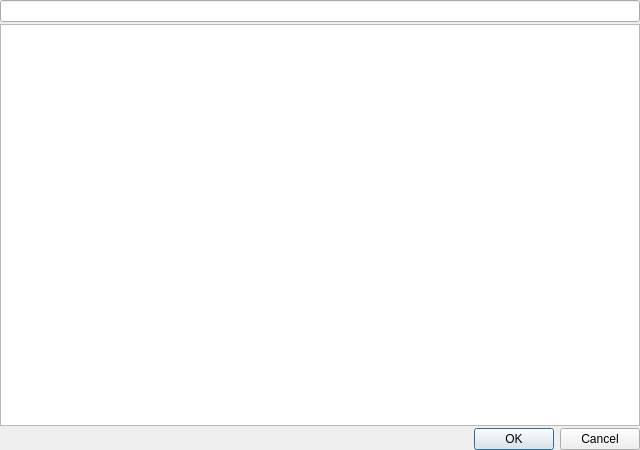
First picture: the form in python/plugins/processing/ui/DlgConfig.ui, repository qgis/QGIS, before the edit.
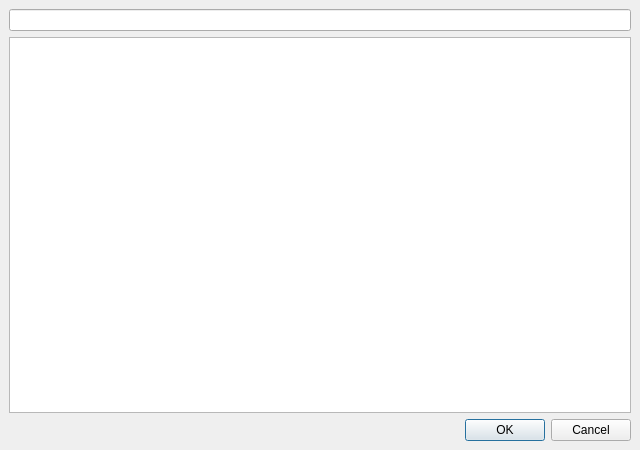
Second picture: the form after the edit. Custom widgets are drawn as their Qt base class.

```diff
--- a/python/plugins/processing/ui/DlgConfig.ui
+++ b/python/plugins/processing/ui/DlgConfig.ui
@@ -15,10 +15,10 @@
   </property>
   <layout class="QVBoxLayout" name="verticalLayout">
    <property name="spacing">
-    <number>2</number>
+    <number>6</number>
    </property>
    <property name="margin">
-    <number>0</number>
+    <number>9</number>
    </property>
    <item>
     <widget class="QgsFilterLineEdit" name="searchBox">
```
